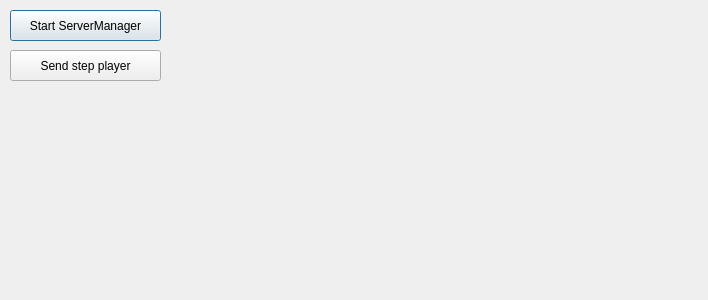
Qt form GClient/galconclient.ui (TeamFirst/Galcon) before a commit.
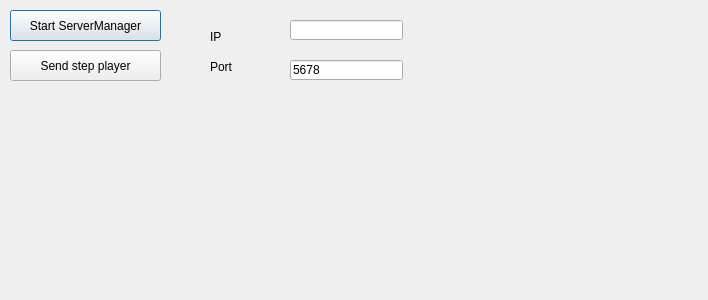
The same form after that commit.

Diff of the .ui file:
```diff
--- a/GClient/galconclient.ui
+++ b/GClient/galconclient.ui
@@ -39,6 +39,55 @@
     <string>Send step player</string>
    </property>
   </widget>
+  <widget class="QLineEdit" name="lineEditIP">
+   <property name="geometry">
+    <rect>
+     <x>290</x>
+     <y>20</y>
+     <width>113</width>
+     <height>20</height>
+    </rect>
+   </property>
+  </widget>
+  <widget class="QLineEdit" name="lineEditPort">
+   <property name="geometry">
+    <rect>
+     <x>290</x>
+     <y>60</y>
+     <width>113</width>
+     <height>20</height>
+    </rect>
+   </property>
+   <property name="text">
+    <string>5678</string>
+   </property>
+  </widget>
+  <widget class="QLabel" name="label">
+   <property name="geometry">
+    <rect>
+     <x>210</x>
+     <y>30</y>
+     <width>46</width>
+     <height>13</height>
+    </rect>
+   </property>
+   <property name="text">
+    <string>IP</string>
+   </property>
+  </widget>
+  <widget class="QLabel" name="label_2">
+   <property name="geometry">
+    <rect>
+     <x>210</x>
+     <y>60</y>
+     <width>46</width>
+     <height>13</height>
+    </rect>
+   </property>
+   <property name="text">
+    <string>Port</string>
+   </property>
+  </widget>
  </widget>
  <layoutdefault spacing="6" margin="11"/>
  <resources/>
```
